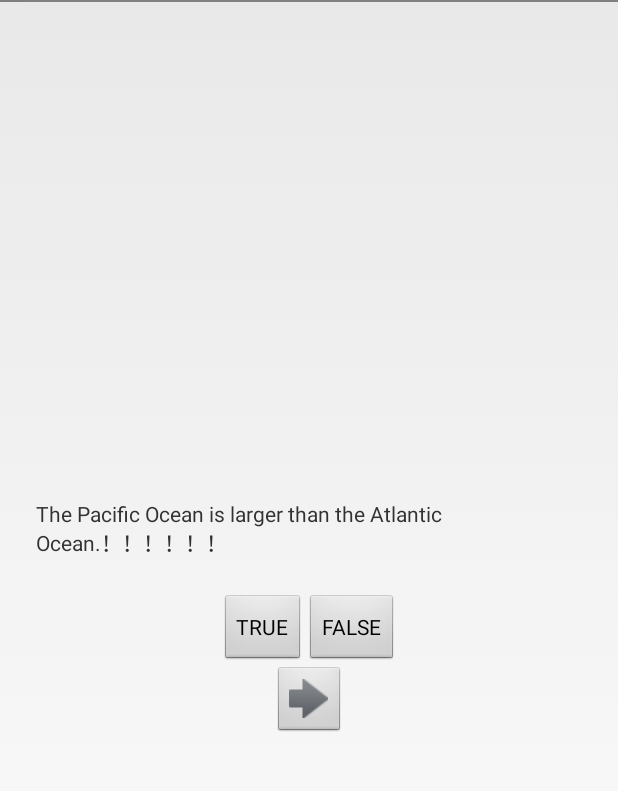
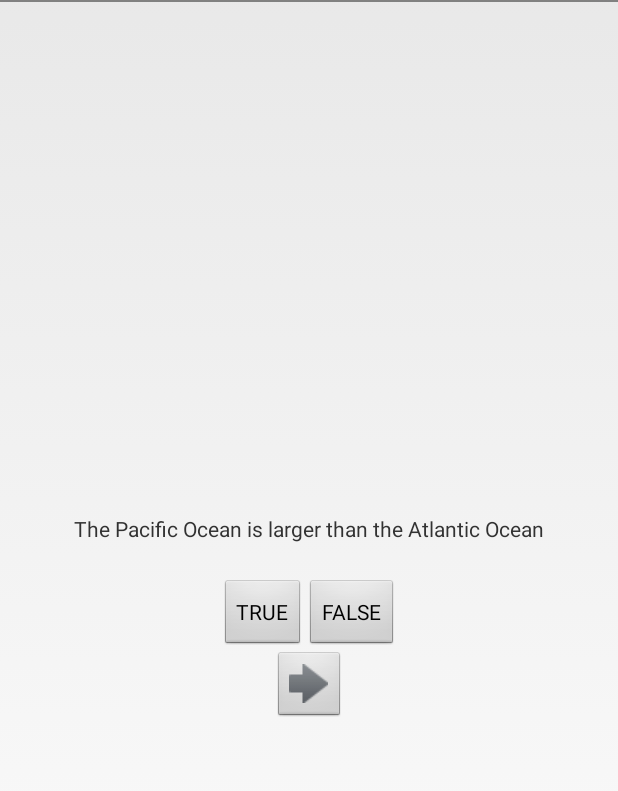
Before and after one commit to HuaQiBei/HelloWorld, an Android app: the screen it shows after launch (MainActivity), on a phone screen of 412 x 824 dp, the part 36-827 px from its top. Run offline under Robolectric (Android 15) with nearby library versions, the phone set to English and light mode, and no system bars.

Commit message:
删除感叹号

```diff
--- a/app/src/main/res/values/strings.xml
+++ b/app/src/main/res/values/strings.xml
@@ -6,7 +6,7 @@
     <string name="true_toast">Correct!</string>
     <string name="false_toast">Error!</string>
 
-    <string name="question_oceans">The Pacific Ocean is larger than the Atlantic Ocean.！！！！！！</string>
+    <string name="question_oceans">The Pacific Ocean is larger than the Atlantic Ocean</string>
     <string name="question_mideast">The Suez Canal connects the Red Sea and the Indian Ocean.</string>
     <string name="question_africa">The source of the Nile River is in Egypt.</string>
     <string name="question_americas">The Amazon River is the longest river in the Americas.</string>
```
